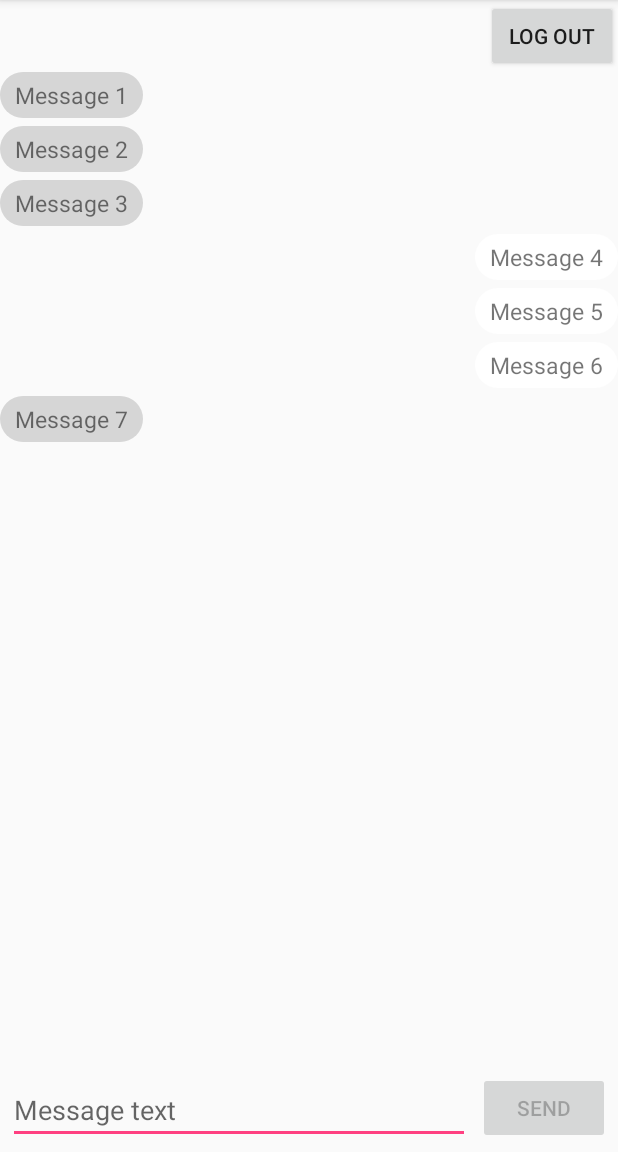
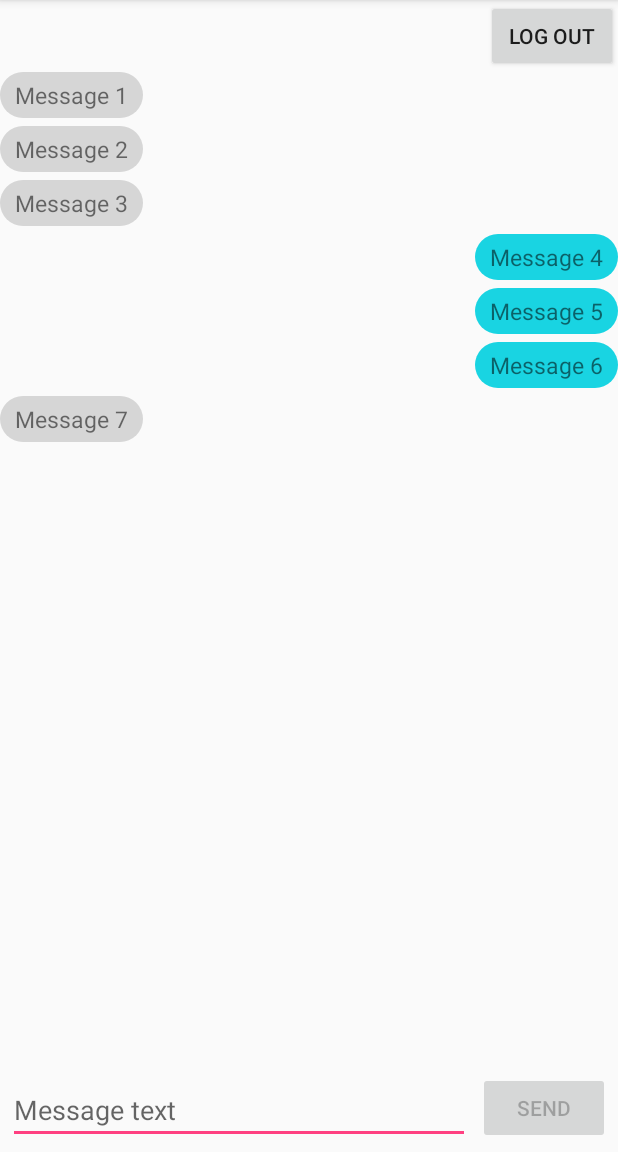
Before and after one commit to CubeLord/ChatAplication_PNRS, an Android app: the MessageActivity screen opened directly, with no data from a screen before it, on a phone screen of 412 x 824 dp, the part 84-1236 px from its top. Run offline under Robolectric (Android 15) with nearby library versions, the phone set to English and light mode, and no system bars; 1 statement that could not run was skipped.

Commit message:
Further code layout optimization

```diff
--- a/app/src/main/java/markovic/milorad/chataplication/ContactsActivityPackage/ContactsActivity.java
+++ b/app/src/main/java/markovic/milorad/chataplication/ContactsActivityPackage/ContactsActivity.java
@@ -15,6 +15,7 @@ public class ContactsActivity extends AppCompatActivity implements View.OnClickL
 
     ListView list;
     public static ContactsActivity contactsActivity;
+
     @Override
     protected void onCreate(Bundle savedInstanceState) {
         super.onCreate(savedInstanceState);
@@ -30,8 +31,7 @@ public class ContactsActivity extends AppCompatActivity implements View.OnClickL
 
     @Override
     public void onClick(View view) {
-        switch (view.getId())
-        {
+        switch (view.getId()) {
             case R.id.contactsActButtonLogout:
                 Log.d(getResources().getString(R.string.BUTTON_LOG_TAG), getResources().getString(R.string.LOGOUT_BUTTON_LOG_MESSAGE));
                 Intent mainActivity = new Intent(this, MainActivity.class);
--- a/app/src/main/res/layout/message_list_layout.xml
+++ b/app/src/main/res/layout/message_list_layout.xml
@@ -13,7 +13,7 @@
         android:layout_alignParentLeft="false"
         android:layout_alignParentRight="false"
         android:background="@drawable/rounded_shape"
-        android:textSize="@dimen/MessagelistTextViewTextSize"
         android:paddingLeft="@dimen/messageActBorder"
-        android:paddingRight="@dimen/messageActBorder" />
+        android:paddingRight="@dimen/messageActBorder"
+        android:textSize="@dimen/MessagelistTextViewTextSize" />
 </RelativeLayout>
--- a/app/src/main/res/values/colors.xml
+++ b/app/src/main/res/values/colors.xml
@@ -7,5 +7,5 @@
     <color name="colorDarkGrey">#464646</color>
     <color name="colorAccentOrange">#F9892C</color>
     <color name="colorDefault">#fafafa</color>
-    <color name="colorWhite">#ffffff</color>
+    <color name="colorWhite">#19D4E2</color>
 </resources>
```
Also changed, not shown: app/src/main/res/layout/listlayout.xml (+0 -17 lines).
